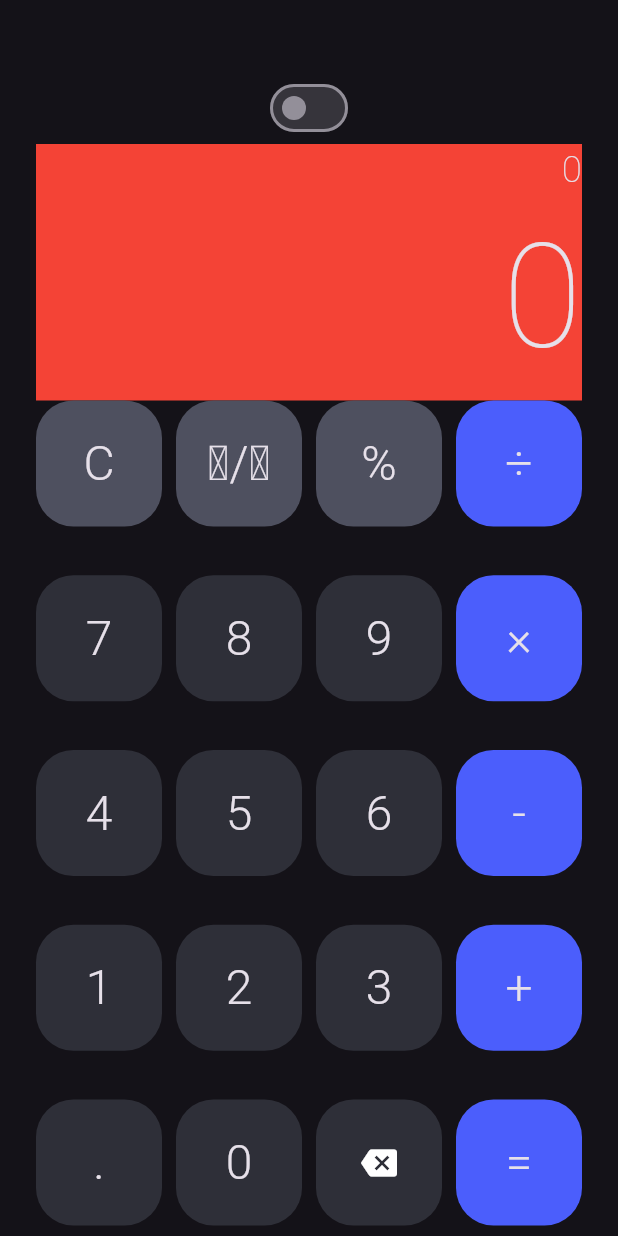
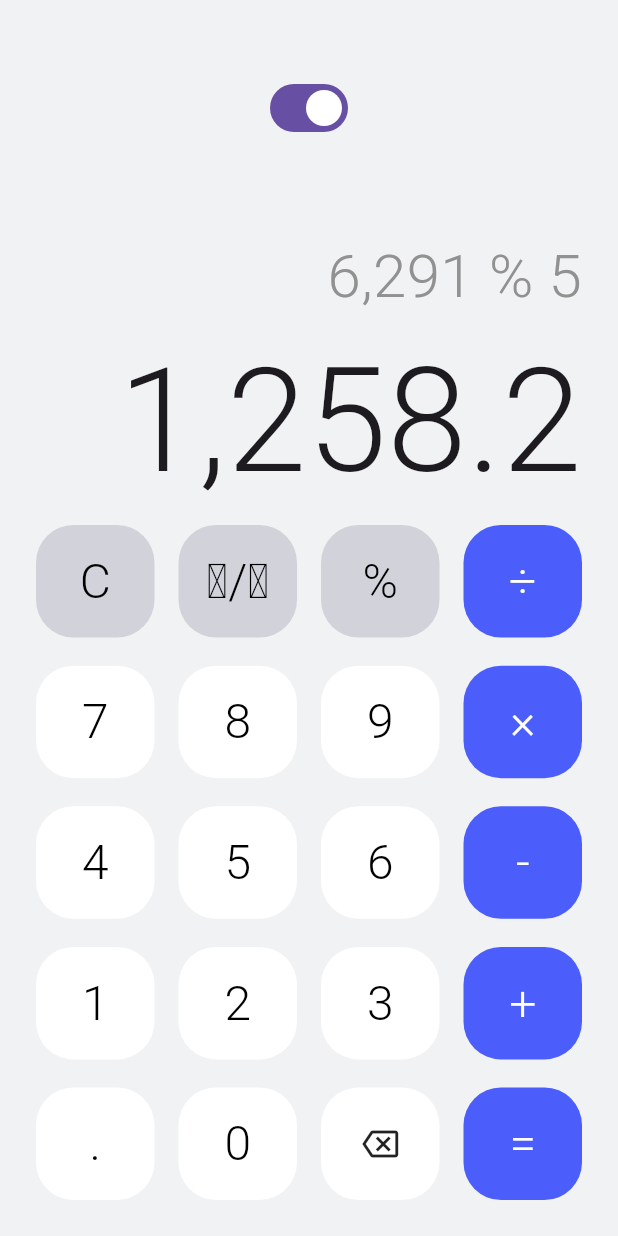
Before and after one commit to MajorAchilles/rescal, a Flutter app: the screen it shows after launch, on a phone screen of 412 x 824 dp. Run offline on Flutter 3.47's test engine with Material 3 defaults, Android fonts, the phone set to English and light mode, and no system bars.

Commit message:
Buttons and screen styling

```diff
--- a/lib/components/button.dart
+++ b/lib/components/button.dart
@@ -1,18 +1,27 @@
 import 'package:flutter/material.dart';
+import 'package:rescal/utils/snackbar.dart';
 
 class Button extends StatelessWidget {
   final Widget child;
   final Color? color;
-  const Button({super.key, required this.child, required this.color});
+  final void Function()? onPressed;
+  const Button({super.key, required this.child, required this.color, this.onPressed});
 
   @override
   Widget build(BuildContext context) {
     return SizedBox(
-      width: 84,
-      height: 84,
-      child: Container(
-        decoration: BoxDecoration(borderRadius: BorderRadius.circular(25), color: color),
-        child: Center(child: child),
+      width: null,
+      height: 75,
+      child: InkWell(
+        borderRadius: BorderRadius.circular(25),
+        onTap: onPressed ?? () { showSnackbar('Button pressed', context);},
+        child: Ink(
+          decoration: BoxDecoration(
+            borderRadius: BorderRadius.circular(25),
+            color: color,
+          ),
+          child: Center(child: child),
+        ),
       ),
     );
   }
--- a/lib/components/keypad.dart
+++ b/lib/components/keypad.dart
@@ -3,137 +3,108 @@
 import 'package:flutter/material.dart';
 import 'package:rescal/components/button.dart';
 
-const _fontStyle = TextStyle(fontSize: 32, fontWeight: FontWeight.w300);
 const _highEmphasis = Color(0xFF4B5EFC);
-const _lowEmphasisDark = Color(0xFF4E505F);
-const _lowEmphasis = Color(0xFF2E2F38);
+const _mediumEmphasisDarkMode = Color(0xFF4E505F);
+const _mediumeEmphasisLightMode = Color(0xFFD2D3DA);
+const _lowEmphasisDarkMode = Color(0xFF2E2F38);
+const _lowEmphasisLightMode = Color(0xFFFFFFFF);
+const _fontStyleDarkMode = TextStyle(fontSize: 32, fontWeight: FontWeight.w300, color: Colors.white);
+const _fontStyleLightMode = TextStyle(fontSize: 32, fontWeight: FontWeight.w300, color: Colors.black);
 
-class ButtonText extends StatelessWidget {
-  final String text;
+class ButtonInformation{
+  final Text? text;
+  final Color color;
+  final Icon? icon;
 
-  const ButtonText({super.key, required this.text});
+  const ButtonInformation({this.text, required this.color, this.icon})
+      : assert(icon != null || text != null, 'Either icon or text must be provided, but not both.'),
+        assert(!(icon != null && text != null), 'Cannot provide both icon and text. Only one is allowed.');
+
+  dynamic get content => text ?? icon;
+}
+
+class ButtonRow extends StatelessWidget {
+  final List<ButtonInformation> keyRow;
+  const ButtonRow({super.key, required this.keyRow});
 
   @override
   Widget build(BuildContext context) {
-    return Text(text, style: _fontStyle,);
+    return Row(
+      mainAxisAlignment: MainAxisAlignment.spaceBetween,
+      children: [
+        Expanded(
+          child: Button(child: keyRow[0].content, color: keyRow[0].color)
+        ),
+        SizedBox.square(
+          dimension: 16,
+        ),
+        Expanded(
+          child: Button(child: keyRow[1].content, color: keyRow[1].color)
+        ),
+        SizedBox.square(
+          dimension: 16,
+        ),
+        Expanded(
+          child: Button(child: keyRow[2].content, color: keyRow[2].color)
+        ),
+        SizedBox.square(
+          dimension: 16,
+        ),
+        Expanded(
+          child: Button(child: keyRow[3].content, color: keyRow[3].color)
+        )
+      ]
+    );
   }
 }
 
 class Keypad extends StatelessWidget {
-  const Keypad({super.key});
-
+  final bool isDarkMode;
+  const Keypad({super.key, required this.isDarkMode});
 
   @override
   Widget build(BuildContext context) {
+    List<List<ButtonInformation>> keyRows = [
+      [
+        ButtonInformation(text: Text('C', style: isDarkMode ? _fontStyleDarkMode : _fontStyleLightMode), color: isDarkMode ? _mediumEmphasisDarkMode : _mediumeEmphasisLightMode),
+        ButtonInformation(text: Text('⁺/₋', style: isDarkMode ? _fontStyleDarkMode : _fontStyleLightMode), color: isDarkMode ? _mediumEmphasisDarkMode : _mediumeEmphasisLightMode),
+        ButtonInformation(text: Text('%', style: isDarkMode ? _fontStyleDarkMode : _fontStyleLightMode), color: isDarkMode ? _mediumEmphasisDarkMode : _mediumeEmphasisLightMode),
+        ButtonInformation(text: Text('÷', style: _fontStyleDarkMode), color: _highEmphasis),
+      ],
+      [
+        ButtonInformation(text: Text('7', style: isDarkMode ? _fontStyleDarkMode : _fontStyleLightMode), color: isDarkMode ? _lowEmphasisDarkMode : _lowEmphasisLightMode),
+        ButtonInformation(text: Text('8', style: isDarkMode ? _fontStyleDarkMode : _fontStyleLightMode), color: isDarkMode ? _lowEmphasisDarkMode : _lowEmphasisLightMode),
+        ButtonInformation(text: Text('9', style: isDarkMode ? _fontStyleDarkMode : _fontStyleLightMode), color: isDarkMode ? _lowEmphasisDarkMode : _lowEmphasisLightMode),
+        ButtonInformation(text: Text('×', style: _fontStyleDarkMode), color: _highEmphasis),
+      ],
+      [
+        ButtonInformation(text: Text('4', style: isDarkMode ? _fontStyleDarkMode : _fontStyleLightMode), color: isDarkMode ? _lowEmphasisDarkMode : _lowEmphasisLightMode),
+        ButtonInformation(text: Text('5', style: isDarkMode ? _fontStyleDarkMode : _fontStyleLightMode), color: isDarkMode ? _lowEmphasisDarkMode : _lowEmphasisLightMode),
+        ButtonInformation(text: Text('6', style: isDarkMode ? _fontStyleDarkMode : _fontStyleLightMode), color: isDarkMode ? _lowEmphasisDarkMode : _lowEmphasisLightMode),
+        ButtonInformation(text: Text('-', style: _fontStyleDarkMode), color: _highEmphasis),
+      ],
+      [
+        ButtonInformation(text: Text('1', style: isDarkMode ? _fontStyleDarkMode : _fontStyleLightMode), color: isDarkMode ? _lowEmphasisDarkMode : _lowEmphasisLightMode),
+        ButtonInformation(text: Text('2', style: isDarkMode ? _fontStyleDarkMode : _fontStyleLightMode), color: isDarkMode ? _lowEmphasisDarkMode : _lowEmphasisLightMode),
+        ButtonInformation(text: Text('3', style: isDarkMode ? _fontStyleDarkMode : _fontStyleLightMode), color: isDarkMode ? _lowEmphasisDarkMode : _lowEmphasisLightMode),
+        ButtonInformation(text: Text('+', style: _fontStyleDarkMode), color: _highEmphasis),
+      ],
+      [
+        ButtonInformation(text: Text('.', style: isDarkMode ? _fontStyleDarkMode : _fontStyleLightMode), color: isDarkMode ? _lowEmphasisDarkMode : _lowEmphasisLightMode),
+        ButtonInformation(text: Text('0', style: isDarkMode ? _fontStyleDarkMode : _fontStyleLightMode), color: isDarkMode ? _lowEmphasisDarkMode : _lowEmphasisLightMode),
+        ButtonInformation(icon: Icon(Icons.backspace_outlined), color: isDarkMode ? _lowEmphasisDarkMode : _lowEmphasisLightMode),
+        ButtonInformation(text: Text('=', style: _fontStyleDarkMode), color: _highEmphasis),
+      ],
+    ];
+
     return Column(
       mainAxisAlignment: MainAxisAlignment.spaceBetween,
-      children: const [
-        Row(
-          mainAxisAlignment: MainAxisAlignment.spaceBetween,
-          children: [
-            Button(
-              color: _lowEmphasisDark,
-              child: ButtonText(text: 'C'),
-            ),
-            Button(
-              color: _lowEmphasisDark,
-              child: ButtonText(text: '⁺/₋')
-            ),
-            Button(
-              color: _lowEmphasisDark,
-              child: ButtonText(text: '%'),
-            ),
-            Button(
-              color: _highEmphasis,
-              child: ButtonText(text: '÷'),
-            ),
-          ],
-        ),
-        Row(
-          mainAxisAlignment: MainAxisAlignment.spaceBetween,
-          children: [
-            Button(
-              color: _lowEmphasis,
-              child: ButtonText(text: '7'),
-            ),
-            Button(
-              color: _lowEmphasis,
-              child: ButtonText(text: '8')
-            ),
-            Button(
-              color: _lowEmphasis,
-              child: ButtonText(text: '9'),
-            ),
-            Button(
-              color: _highEmphasis,
-              child: ButtonText(text: '×'),
-            ),
-          ],
-        ),
-        Row(
-          mainAxisAlignment: MainAxisAlignment.spaceBetween,
-          children: [
-            Button(
-              color: _lowEmphasis,
-              child: ButtonText(text: '4'),
-            ),
-            Button(
-              color: _lowEmphasis,
-              child: ButtonText(text: '5')
-            ),
-            Button(
-              color: _lowEmphasis,
-              child: ButtonText(text: '6'),
-            ),
-            Button(
-              color: _highEmphasis,
-              child: ButtonText(text: '-'),
-            ),
-          ],
-        ),
-        Row(
-          mainAxisAlignment: MainAxisAlignment.spaceBetween,
-          children: [
-            Button(
-              color: _lowEmphasis,
-              child: ButtonText(text: '1'),
-            ),
-            Button(
-              color: _lowEmphasis,
-              child: ButtonText(text: '2')
-            ),
-            Button(
-              color: _lowEmphasis,
-              child: ButtonText(text: '3'),
-            ),
-            Button(
-              color: _highEmphasis,
-              child: ButtonText(text: '+'),
-            ),
-          ],
-        ),
-
-        Row(
-          mainAxisAlignment: MainAxisAlignment.spaceBetween,
-          children: [
-            Button(
-              color: _lowEmphasis,
-              child: ButtonText(text: '.'),
-            ),
-            Button(
-              color: _lowEmphasis,
-              child: ButtonText(text: '0')
-            ),
-            Button(
-              color: _lowEmphasis,
-              child: Icon(Icons.backspace),
-            ),
-            Button(
-              color: _highEmphasis,
-              child: ButtonText(text: '='),
-            ),
-          ],
-        ),
+      children: [
+        ButtonRow(keyRow: keyRows[0]),
+        ButtonRow(keyRow: keyRows[1]),
+        ButtonRow(keyRow: keyRows[2]),
+        ButtonRow(keyRow: keyRows[3]),
+        ButtonRow(keyRow: keyRows[4]),
       ],
     );
   }
--- a/lib/components/screen.dart
+++ b/lib/components/screen.dart
@@ -1,34 +1,36 @@
 import 'package:flutter/material.dart';
+
+const _secondRowColorDarkMode = Color(0xFF747474);
+const _secondRowColorLightMode = Color(0xFF919191);
 
 class Screen extends StatelessWidget {
   final String? firstRow;
   final String? secondRow;
+  final bool isDarkMode;
 
-  const Screen({super.key, required this.firstRow, this.secondRow});
+  const Screen({super.key, required this.firstRow, this.secondRow, required this.isDarkMode});
 
   @override
   Widget build(BuildContext context) {
-    return Container(
-      color: Colors.red,
-      child: const Column(
+    return Column(
       crossAxisAlignment: CrossAxisAlignment.end,
       children: [
         Text(
-            '0',
+          '6,291 % 5',
           style: TextStyle(
-              fontSize: 24,
-              fontWeight: FontWeight.w100,
+            fontSize: 40,
+            fontWeight: FontWeight.w300,
+            color: isDarkMode ? _secondRowColorDarkMode : _secondRowColorLightMode,
           ),
         ),
-          Text(
-            '0',
+        const Text(
+          '1,258.2',
           style: TextStyle(
             fontSize: 96,
-              fontWeight: FontWeight.w100,
+            fontWeight: FontWeight.w300,
           ),
         ),
       ],
-      ),
     );
   }
 }
--- a/lib/main.dart
+++ b/lib/main.dart
@@ -12,13 +12,20 @@
   State<Rescal> createState() => _RescalState();
 }
 
-class _RescalState extends State<Rescal> {
+class _RescalState extends State<Rescal> with WidgetsBindingObserver {
   bool _isDarkMode = true;
 
   void _toggleTheme() {
     setState(() {
       _isDarkMode = !_isDarkMode;
     });
+  }
+
+  @override
+  void initState() {
+    super.initState();
+    WidgetsBinding.instance.addObserver(this);
+    _isDarkMode = WidgetsBinding.instance.platformDispatcher.platformBrightness == Brightness.dark;
   }
 
   @override
--- a/lib/pages/calculator.dart
+++ b/lib/pages/calculator.dart
@@ -2,6 +2,9 @@ import 'package:flutter/material.dart';
 import 'package:rescal/components/header.dart';
 import 'package:rescal/components/keypad.dart';
 import 'package:rescal/components/screen.dart';
+
+const _lightModeBackgroundColor = Color(0xFFF1F2F3);
+const _darkModeBackgroundColor = Color(0xFF000000);
 
 class ResponsiveCalculator extends StatefulWidget {
   final void Function() onSwitch;
@@ -15,21 +18,24 @@ class ResponsiveCalculator extends StatefulWidget {
 class _ResponsiveCalculatorState extends State<ResponsiveCalculator> {
   @override
   Widget build(BuildContext context) {
+    bool isDarkMode = widget.isDarkMode;
+
     return Scaffold(
+      backgroundColor: isDarkMode ? _darkModeBackgroundColor : _lightModeBackgroundColor,
       body: Padding(
         padding: const EdgeInsets.only(bottom: 24, left: 24, right: 24, top: 48),
         child: Column(
           mainAxisAlignment: MainAxisAlignment.spaceBetween,
           children: [
-          Header(onSwitch: widget.onSwitch, isDarkMode: widget.isDarkMode),
-          const Column(
+          Header(onSwitch: widget.onSwitch, isDarkMode: isDarkMode),
+          Column(
             children: [
               Row(
                 children: [
-                  Expanded(child: Screen(firstRow: '0', secondRow: '0')),
+                  Expanded(child: Screen(firstRow: '0', secondRow: '0', isDarkMode: isDarkMode)),
                 ],
               ),
-              SizedBox(height: 550.0, child: Keypad()),
+              SizedBox(height: 450.0, child: Keypad(isDarkMode: isDarkMode)),
             ],
           ),
         ],),
--- /dev/null
+++ b/lib/utils/snackbar.dart
@@ -0,0 +1,13 @@
+import 'package:flutter/material.dart';
+
+void showSnackbar(String message, BuildContext context, {bool isError = false}) {
+  ScaffoldMessenger.of(context).showSnackBar(
+    SnackBar(
+      content: Text(message),
+      duration: const Duration(milliseconds: 200),
+      padding: const EdgeInsets.symmetric(horizontal: 16, vertical: 8),
+      behavior: SnackBarBehavior.floating,
+      backgroundColor: isError ? Colors.pink : Colors.lightBlue,
+    )
+  );
+}
```
Also changed, not shown: 1 other file. Lines whose indentation alone changed are shown as unchanged.
